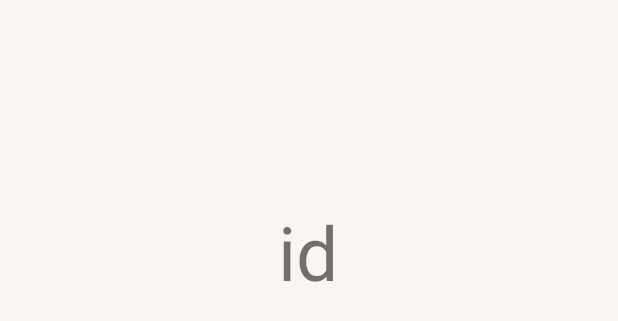
After one commit to anima0314/Posture-Teacher, an Android app: the layout activity_stats_detail.xml on its own in the app's theme, with its tools: preview values and no code run, on a phone screen of 412 x 824 dp. The commit adds this screen. Shown: the top 321 px of the screen. Run offline under Robolectric (Android 15) with nearby library versions, the phone set to English and light mode, and no system bars.

Commit message:
추가개발 시작 통계화면 클릭시 디테일화면으로 이동

```diff
--- a/app/src/main/AndroidManifest.xml
+++ b/app/src/main/AndroidManifest.xml
@@ -19,12 +19,12 @@
         android:roundIcon="@mipmap/icon_main_round"
         android:supportsRtl="true"
         android:theme="@style/Theme.PostureTeacher">
-
         <activity
             android:name="com.gnupr.postureteacher.SplashActivity"
             android:exported="true">
             <intent-filter>
                 <action android:name="android.intent.action.MAIN" />
+
                 <category android:name="android.intent.category.LAUNCHER" />
             </intent-filter>
         </activity>
@@ -35,9 +35,10 @@
             android:theme="@style/Theme.MeasureActivity" />
         <activity android:name="com.gnupr.postureteacher.DescriptionActivity" />
         <activity android:name="com.gnupr.postureteacher.StatsActivity" />
+        <activity android:name="com.gnupr.postureteacher.StatsDetailActivity" />
         <activity android:name="com.gnupr.postureteacher.SettingActivity" />
         <activity android:name="com.gnupr.postureteacher.LicenseActivity" />
-        <activity android:name="com.gnupr.postureteacher.ProgrammerActivity"/>
+        <activity android:name="com.gnupr.postureteacher.ProgrammerActivity" />
     </application>
 
 </manifest>
--- a/app/src/main/java/com/gnupr/postureteacher/Databases/DaoClass/MeasureRoundsDAO.java
+++ b/app/src/main/java/com/gnupr/postureteacher/Databases/DaoClass/MeasureRoundsDAO.java
@@ -5,8 +5,10 @@ import androidx.room.Insert;
 import androidx.room.Query;
 import androidx.room.Update;
 
+import com.gnupr.postureteacher.Databases.EntityClass.MeasureDatasEntity;
 import com.gnupr.postureteacher.Databases.EntityClass.MeasureRoundsEntity;
 
+import java.time.LocalDateTime;
 import java.util.List;
 
 @Dao
@@ -26,4 +28,8 @@ public interface MeasureRoundsDAO {
 
     @Query("DELETE FROM MeasureRounds")
     void deleteAll();
+
+    //Select id = i Data
+    @Query("SELECT * FROM MeasureRounds WHERE MeasureRoundID = :i")
+    MeasureRoundsEntity getRoundData(int i);
 }
--- /dev/null
+++ b/app/src/main/res/layout/activity_stats_detail.xml
@@ -0,0 +1,30 @@
+<?xml version="1.0" encoding="utf-8"?>
+<androidx.constraintlayout.widget.ConstraintLayout xmlns:android="http://schemas.android.com/apk/res/android"
+    xmlns:app="http://schemas.android.com/apk/res-auto"
+    xmlns:tools="http://schemas.android.com/tools"
+    android:layout_width="match_parent"
+    android:layout_height="match_parent"
+    tools:context=".StatsDetailActivity">
+
+    <TextView
+        android:id="@+id/idcheck"
+        android:layout_width="wrap_content"
+        android:layout_height="wrap_content"
+        android:text="id"
+        android:textSize="50sp"
+        app:layout_constraintBottom_toTopOf="@+id/listview"
+        app:layout_constraintEnd_toEndOf="parent"
+        app:layout_constraintHorizontal_bias="0.498"
+        app:layout_constraintStart_toStartOf="parent"
+        app:layout_constraintTop_toTopOf="parent" />
+
+    <ListView
+        android:id="@+id/listview"
+        android:layout_width="409dp"
+        android:layout_height="354dp"
+        app:layout_constraintBottom_toBottomOf="parent"
+        app:layout_constraintEnd_toEndOf="parent"
+        app:layout_constraintStart_toStartOf="parent"
+        app:layout_constraintTop_toBottomOf="@+id/idcheck"
+        app:layout_constraintVertical_bias="1.0" />
+</androidx.constraintlayout.widget.ConstraintLayout>
```
Also changed, not shown: app/src/main/java/com/gnupr/postureteacher/StatsActivity.java (+12 -1 lines), app/src/main/java/com/gnupr/postureteacher/StatsAdapter.java (+29 -0 lines), app/src/main/java/com/gnupr/postureteacher/StatsDetailActivity.java (added, +48 -0 lines), app/src/main/java/com/gnupr/postureteacher/StatsDetailModel.java (added, +53 -0 lines).
